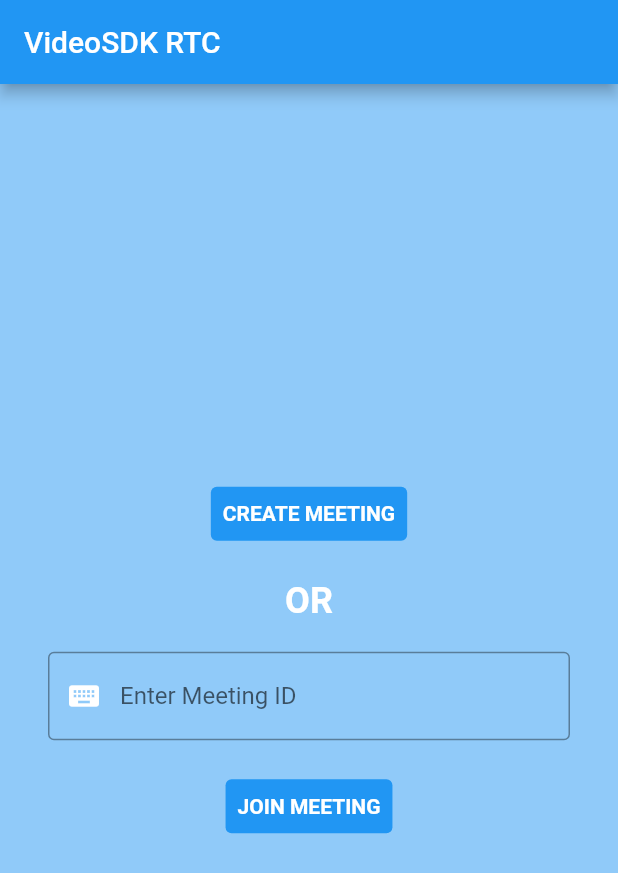
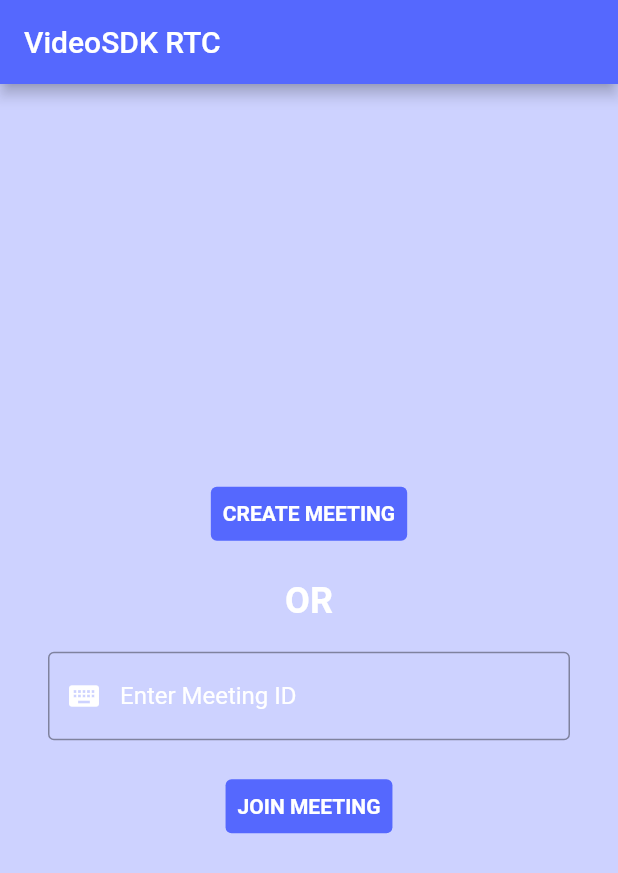
Before and after one commit to ahmedbhesaniya97/videosdk_flutter_quickstart, a Flutter app: the screen it shows after launch, on a phone screen of 412 x 824 dp. Shown: the top 873 px of the screen. Run offline on Flutter 3.47's test engine with Material 2 defaults, Android fonts, the light colour scheme and no system bars; missing offline and left inert: videosdk.

Commit message:
minor fix

```diff
--- a/lib/join_screen.dart
+++ b/lib/join_screen.dart
@@ -14,7 +14,7 @@
 class _JoinScreenState extends State<JoinScreen> {
   //Repalce the token with the sample token you generated from the VideoSDK Dashboard
   String _token =
-      "eyJhbGciOiJIUzI1NiIsInR5cCI6IkpXVCJ9.eyJhcGlrZXkiOiI1ZDcwMDg3My0yNmIzLTRlNzgtYjI2ZS0xYzBiZjRlYmNlNDYiLCJwZXJtaXNzaW9ucyI6WyJhbGxvd19qb2luIl0sImlhdCI6MTY0NTAxNDAxNSwiZXhwIjoxNjQ1NjE4ODE1fQ.UP2lVMdXZqRwWf7AUToc8GcHkPCGfWR_jWW9JLIZKWE";
+      "eyJhbGciOiJIUzI1NiIsInR5cCI6IkpXVCJ9.eyJhcGlrZXkiOiI3Yzc0YTY2ZS1jYTA0LTRiMmYtOTViZC00NThlOGJmMjk1YWUiLCJwZXJtaXNzaW9ucyI6WyJhbGxvd19qb2luIl0sImlhdCI6MTY0NTQzNDE5NiwiZXhwIjoxNjQ2MDM4OTk2fQ.foEH3B12dXj89AE4Ic9ocgkK2gVqfLp_BJrZvvKRwK8";
 
   String _meetingID = "";
 
@@ -60,13 +60,17 @@
                 onChanged: (meetingID) => _meetingID = meetingID,
                 decoration: InputDecoration(
                   border: const OutlineInputBorder(),
-                  fillColor: Theme.of(context).primaryColor,
                   labelText: "Enter Meeting ID",
-                  hintText: "Meeting ID",
+                  labelStyle: TextStyle(
+                    color: Colors.white,
+                  ),
                   prefixIcon: const Icon(
                     Icons.keyboard,
                     color: Colors.white,
                   ),
+                ),
+                style: TextStyle(
+                  color: Colors.white,
                 ),
               ),
             ),
--- a/lib/main.dart
+++ b/lib/main.dart
@@ -13,7 +13,19 @@
     return MaterialApp(
       title: 'Flutter Demo',
       theme: ThemeData(
-        primarySwatch: Colors.blue,
+        primaryColor: const Color(0xFF5568fe),
+        primarySwatch: const MaterialColor(0xFF5568fe, {
+          50: Color.fromRGBO(85, 104, 254, .1),
+          100: Color.fromRGBO(85, 104, 254, .2),
+          200: Color.fromRGBO(85, 104, 254, .3),
+          300: Color.fromRGBO(85, 104, 254, .4),
+          400: Color.fromRGBO(85, 104, 254, .5),
+          500: Color.fromRGBO(85, 104, 254, .6),
+          600: Color.fromRGBO(85, 104, 254, .7),
+          700: Color.fromRGBO(85, 104, 254, .8),
+          800: Color.fromRGBO(85, 104, 254, .9),
+          900: Color.fromRGBO(85, 104, 254, 1),
+        }),
       ),
       home: JoinScreen(),
     );
```
